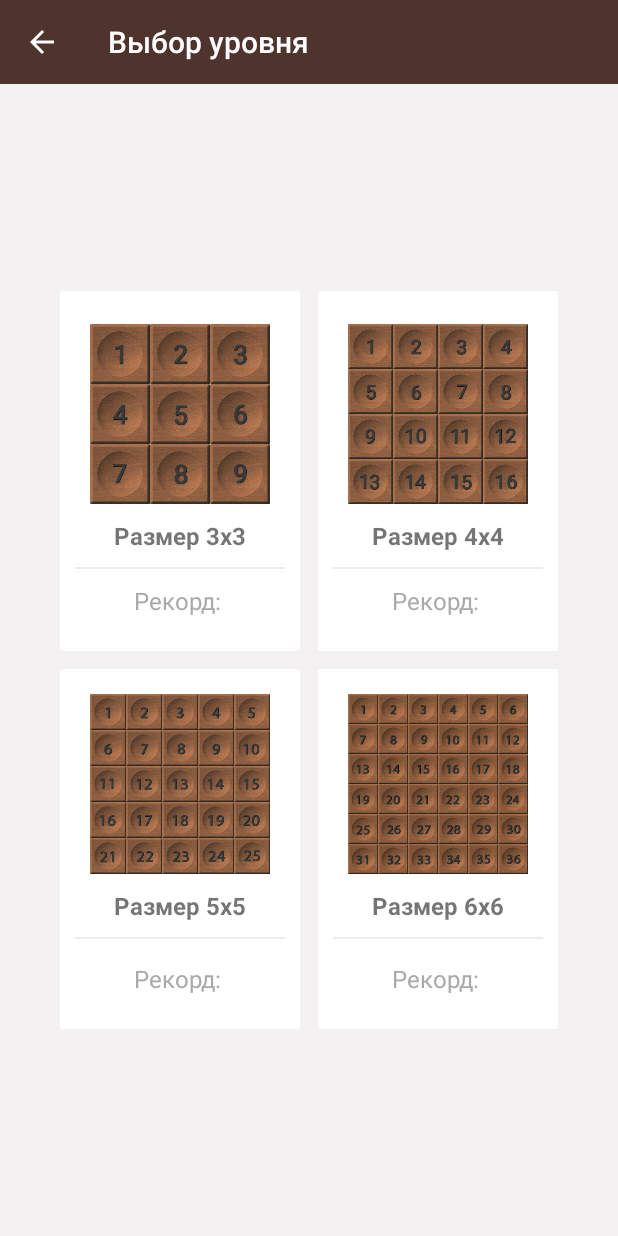
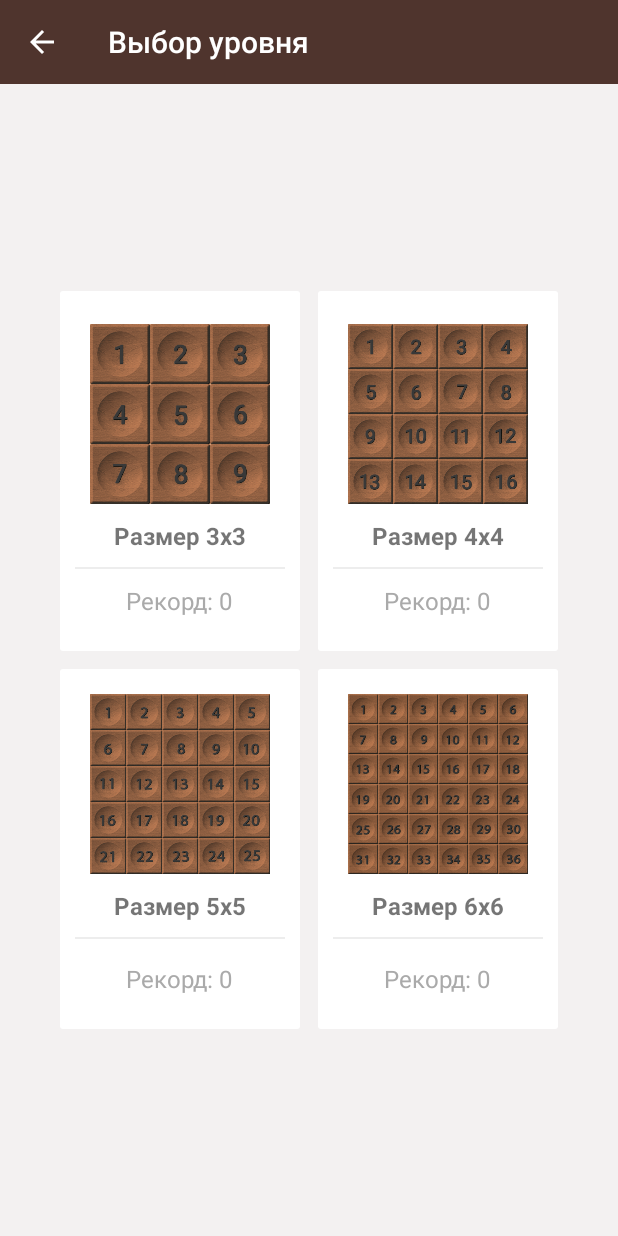
Before and after one commit to d3mr0n/Puzzle-Images, an Android app: the screen it shows after launch (ChooseGameActivity), after a tap on "ИГРАТЬ", on a phone screen of 412 x 824 dp. Run offline under Robolectric (Android 15) with nearby library versions, the phone set to English and light mode, and no system bars.

Commit message:
Change of game results from max to MIN. Small improve for show results

```diff
--- a/app/src/main/java/by/app/puzzleimages/ChooseGameActivity.kt
+++ b/app/src/main/java/by/app/puzzleimages/ChooseGameActivity.kt
@@ -1,5 +1,6 @@
 package by.app.puzzleimages
 
+import android.annotation.SuppressLint
 import android.content.Intent
 import android.os.Bundle
 import android.view.MenuItem
@@ -16,21 +17,18 @@ class ChooseGameActivity : AppCompatActivity() {
         supportActionBar?.setDisplayHomeAsUpEnabled(true)
     }
 
-    // Show High results in Activity Choosing Game
+    // Show High result in Activity Choosing Game
+    @SuppressLint("SetTextI18n")
     override fun onStart() {
         val dbHandler = DBHelper(this, null)
-        record_one.setText(R.string.high_score_choose_game)
-        record_two.setText(R.string.high_score_choose_game)
-        record_three.setText(R.string.high_score_choose_game)
-        record_four.setText(R.string.high_score_choose_game)
-        try {
-            record_one.append(dbHandler.getAllMaxRecords(DBHelper.COLUMN_three))
-            record_two.append(dbHandler.getAllMaxRecords(DBHelper.COLUMN_four))
-            record_three.append(dbHandler.getAllMaxRecords(DBHelper.COLUMN_five))
-            record_four.append(dbHandler.getAllMaxRecords(DBHelper.COLUMN_six))
-        } catch (e: Exception) {
-            e.printStackTrace()
-        }
+        record_one.text = getString(R.string.high_score_choose_game) +
+                dbHandler.getAllMaxRecords(DBHelper.COLUMN_three)
+        record_two.text = getString(R.string.high_score_choose_game) +
+                dbHandler.getAllMaxRecords(DBHelper.COLUMN_four)
+        record_three.text = getString(R.string.high_score_choose_game) +
+                dbHandler.getAllMaxRecords(DBHelper.COLUMN_five)
+        record_four.text = getString(R.string.high_score_choose_game) +
+                dbHandler.getAllMaxRecords(DBHelper.COLUMN_six)
         super.onStart()
     }
 
--- a/app/src/main/java/by/app/puzzleimages/DBHelper.kt
+++ b/app/src/main/java/by/app/puzzleimages/DBHelper.kt
@@ -22,6 +22,10 @@ class DBHelper(
             "CREATE TABLE IF NOT EXISTS $TABLE_NAME ($COLUMN_three INTEGER," +
                     "$COLUMN_four INTEGER, $COLUMN_five INTEGER, $COLUMN_six INTEGER);"
         )
+        db.execSQL(
+            "INSERT INTO $TABLE_NAME ($COLUMN_three, $COLUMN_four, " +
+                    "$COLUMN_five, $COLUMN_six) VALUES(0, 0, 0, 0)"
+        )
     }
 
     override fun onUpgrade(db: SQLiteDatabase?, oldVersion: Int, newVersion: Int) {
@@ -42,31 +46,31 @@ class DBHelper(
         db.close()
     }
 
-    // Get All Max records for ResultsTable
+    // Get All Min records for ResultsTable
     fun getAllMaxRecords(level: String): String? {
         val db = this.readableDatabase
-        val cursor = db.rawQuery("SELECT MAX($level) FROM $TABLE_NAME", null)
+        val cursor = db.rawQuery("SELECT IFNULL(MIN(NULLIF($level, 0)), 0) FROM $TABLE_NAME", null)
         cursor.moveToFirst()
         val result = cursor.getString(0)
         cursor.close()
         return result
     }
 
-    // Get Max record for current game
+    // Get Min record for current game
     @SuppressLint("Recycle")
     fun getAllName(): Cursor? {
         val db = this.readableDatabase
         return when (PuzzleBoard.NUM_TILES) {
             3 ->
-                db.rawQuery("SELECT MAX($COLUMN_three) FROM $TABLE_NAME", null)
+                db.rawQuery("SELECT IFNULL(MIN(NULLIF($COLUMN_three, 0)), 0) FROM $TABLE_NAME", null)
             4 ->
-                db.rawQuery("SELECT MAX($COLUMN_four) FROM $TABLE_NAME", null)
+                db.rawQuery("SELECT IFNULL(MIN(NULLIF($COLUMN_four, 0)), 0) FROM $TABLE_NAME", null)
             5 ->
-                db.rawQuery("SELECT MAX($COLUMN_five) FROM $TABLE_NAME", null)
+                db.rawQuery("SELECT IFNULL(MIN(NULLIF($COLUMN_five, 0)), 0) FROM $TABLE_NAME", null)
             6 ->
-                db.rawQuery("SELECT MAX($COLUMN_six) FROM $TABLE_NAME", null)
+                db.rawQuery("SELECT IFNULL(MIN(NULLIF($COLUMN_six, 0)), 0) FROM $TABLE_NAME", null)
 
-            else -> db.rawQuery("SELECT MAX(*) FROM $TABLE_NAME", null)
+            else -> db.rawQuery("SELECT MIN(*) FROM $TABLE_NAME", null)
         }
     }
 
```
